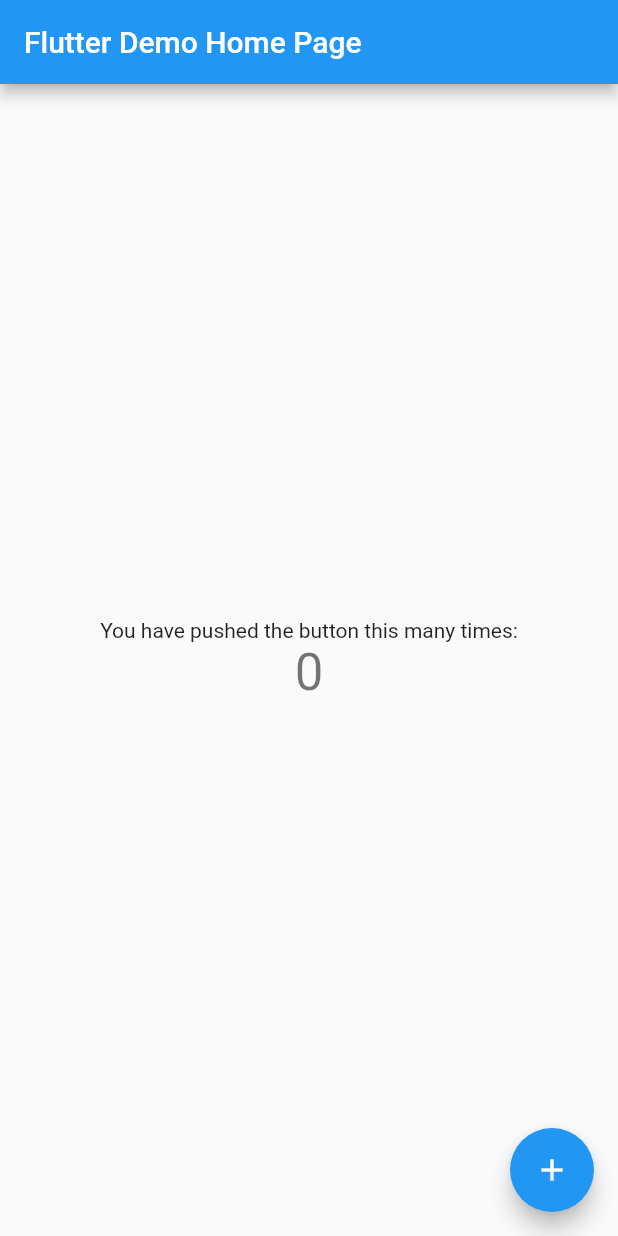
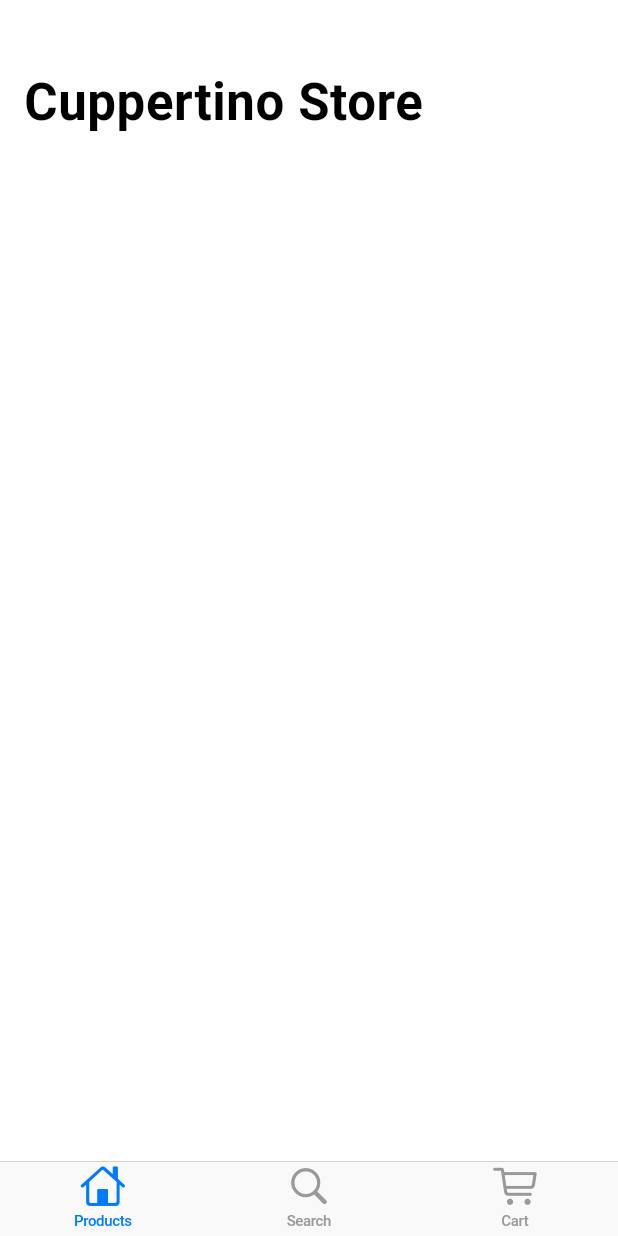
Before and after one commit to fiqriachmada/cupertino_store_app, a Flutter app: the screen it shows after launch, on a phone screen of 412 x 824 dp. Run offline on Flutter 3.47's test engine with Material 2 defaults, Android fonts, the phone set to English and light mode, and no system bars.

Commit message:
adding: new app

```diff
--- /dev/null
+++ b/lib/app.dart
@@ -0,0 +1,77 @@
+import 'package:cupertino_store_app/product_list_tab.dart';
+import 'package:cupertino_store_app/search_tab.dart';
+import 'package:cupertino_store_app/shopping_cart_tab.dart';
+import 'package:flutter/cupertino.dart';
+import 'package:flutter/services.dart';
+
+class CupertinoStoreApp extends StatelessWidget {
+  const CupertinoStoreApp({Key? key}) : super(key: key);
+
+  @override
+  Widget build(BuildContext context) {
+    SystemChrome.setPreferredOrientations(
+        [DeviceOrientation.portraitUp, DeviceOrientation.portraitDown]);
+
+    return const CupertinoApp(
+      theme: CupertinoThemeData(brightness: Brightness.light),
+      home: CupertinoStoreHomePage(),
+    );
+  }
+}
+
+class CupertinoStoreHomePage extends StatelessWidget {
+  const CupertinoStoreHomePage({Key? key}) : super(key: key);
+
+  @override
+  Widget build(BuildContext context) {
+    return CupertinoTabScaffold(
+      tabBar: CupertinoTabBar(items: const <BottomNavigationBarItem>[
+        BottomNavigationBarItem(
+          icon: Icon(CupertinoIcons.home),
+          label: 'Products',
+        ),
+        BottomNavigationBarItem(
+          icon: Icon(CupertinoIcons.search),
+          label: 'Search',
+        ),
+        BottomNavigationBarItem(
+          icon: Icon(CupertinoIcons.shopping_cart),
+          label: 'Cart',
+        ),
+      ]),
+      tabBuilder: (context, index) {
+        late final CupertinoTabView returnValue;
+        switch (index) {
+          case 0:
+            returnValue = CupertinoTabView(
+              builder: (context) {
+                return const CupertinoPageScaffold(
+                  child: ProductListTab(),
+                );
+              },
+            );
+            break;
+          case 1:
+            returnValue = CupertinoTabView(
+              builder: (context) {
+                return const CupertinoPageScaffold(
+                  child: SearchTab(),
+                );
+              },
+            );
+            break;
+          case 2:
+            returnValue = CupertinoTabView(
+              builder: (context) {
+                return const CupertinoPageScaffold(
+                  child: ShoppingCartTab(),
+                );
+              },
+            );
+            break;
+        }
+        return returnValue;
+      },
+    );
+  }
+}
--- a/lib/main.dart
+++ b/lib/main.dart
@@ -1,115 +1,14 @@
-import 'package:flutter/material.dart';
+import 'package:flutter/cupertino.dart';
+import 'package:cupertino_store_app/model/app_state_model.dart';
+
+import 'package:cupertino_store_app/app.dart';
+import 'package:provider/provider.dart';
 
 void main() {
-  runApp(const MyApp());
+  runApp(
+    ChangeNotifierProvider(
+      create: (_) => AppStateModel()..loadProducts(),
+      child: const CupertinoStoreApp(),
+    ),
+  );
 }
-
-class MyApp extends StatelessWidget {
-  const MyApp({Key? key}) : super(key: key);
-
-  // This widget is the root of your application.
-  @override
-  Widget build(BuildContext context) {
-    return MaterialApp(
-      title: 'Flutter Demo',
-      theme: ThemeData(
-        // This is the theme of your application.
-        //
-        // Try running your application with "flutter run". You'll see the
-        // application has a blue toolbar. Then, without quitting the app, try
-        // changing the primarySwatch below to Colors.green and then invoke
-        // "hot reload" (press "r" in the console where you ran "flutter run",
-        // or simply save your changes to "hot reload" in a Flutter IDE).
-        // Notice that the counter didn't reset back to zero; the application
-        // is not restarted.
-        primarySwatch: Colors.blue,
-      ),
-      home: const MyHomePage(title: 'Flutter Demo Home Page'),
-    );
-  }
-}
-
-class MyHomePage extends StatefulWidget {
-  const MyHomePage({Key? key, required this.title}) : super(key: key);
-
-  // This widget is the home page of your application. It is stateful, meaning
-  // that it has a State object (defined below) that contains fields that affect
-  // how it looks.
-
-  // This class is the configuration for the state. It holds the values (in this
-  // case the title) provided by the parent (in this case the App widget) and
-  // used by the build method of the State. Fields in a Widget subclass are
-  // always marked "final".
-
-  final String title;
-
-  @override
-  State<MyHomePage> createState() => _MyHomePageState();
-}
-
-class _MyHomePageState extends State<MyHomePage> {
-  int _counter = 0;
-
-  void _incrementCounter() {
-    setState(() {
-      // This call to setState tells the Flutter framework that something has
-      // changed in this State, which causes it to rerun the build method below
-      // so that the display can reflect the updated values. If we changed
-      // _counter without calling setState(), then the build method would not be
-      // called again, and so nothing would appear to happen.
-      _counter++;
-    });
-  }
-
-  @override
-  Widget build(BuildContext context) {
-    // This method is rerun every time setState is called, for instance as done
-    // by the _incrementCounter method above.
-    //
-    // The Flutter framework has been optimized to make rerunning build methods
-    // fast, so that you can just rebuild anything that needs updating rather
-    // than having to individually change instances of widgets.
-    return Scaffold(
-      appBar: AppBar(
-        // Here we take the value from the MyHomePage object that was created by
-        // the App.build method, and use it to set our appbar title.
-        title: Text(widget.title),
-      ),
-      body: Center(
-        // Center is a layout widget. It takes a single child and positions it
-        // in the middle of the parent.
-        child: Column(
-          // Column is also a layout widget. It takes a list of children and
-          // arranges them vertically. By default, it sizes itself to fit its
-          // children horizontally, and tries to be as tall as its parent.
-          //
-          // Invoke "debug painting" (press "p" in the console, choose the
-          // "Toggle Debug Paint" action from the Flutter Inspector in Android
-          // Studio, or the "Toggle Debug Paint" command in Visual Studio Code)
-          // to see the wireframe for each widget.
-          //
-          // Column has various properties to control how it sizes itself and
-          // how it positions its children. Here we use mainAxisAlignment to
-          // center the children vertically; the main axis here is the vertical
-          // axis because Columns are vertical (the cross axis would be
-          // horizontal).
-          mainAxisAlignment: MainAxisAlignment.center,
-          children: <Widget>[
-            const Text(
-              'You have pushed the button this many times:',
-            ),
-            Text(
-              '$_counter',
-              style: Theme.of(context).textTheme.headline4,
-            ),
-          ],
-        ),
-      ),
-      floatingActionButton: FloatingActionButton(
-        onPressed: _incrementCounter,
-        tooltip: 'Increment',
-        child: const Icon(Icons.add),
-      ), // This trailing comma makes auto-formatting nicer for build methods.
-    );
-  }
-}
--- /dev/null
+++ b/lib/model/product.dart
@@ -0,0 +1,30 @@
+enum Category {
+  all,
+  accessories,
+  clothing,
+  home,
+}
+
+class Product {
+  const Product({
+    required this.id,
+    required this.isFeatured,
+    required this.category,
+    required this.name,
+    required this.price,
+  });
+  final Category category;
+  final int id;
+  final bool isFeatured;
+  final String name;
+  final int price;
+
+  String get assetName => '$id-0jpg';
+  String get assetPackage => 'shrine_images';
+
+  @override
+  String toString() {
+    // TODO: implement toString
+    return '$name (id=$id)';
+  }
+}
--- /dev/null
+++ b/lib/model/product_repository.dart
@@ -0,0 +1,37 @@
+import 'package:cupertino_store_app/model/product.dart';
+
+class ProductRepository {
+  static const _allProducts = <Product>[
+    Product(
+      id: 0,
+      isFeatured: true,
+      category: Category.accessories,
+      name: 'Vagabond sack',
+      price: 120,
+    ),
+    Product(
+      id: 9,
+      isFeatured: true,
+      category: Category.home,
+      name: 'Gilt desk trio',
+      price: 58,
+    ),
+    Product(
+      id: 33,
+      isFeatured: true,
+      category: Category.clothing,
+      name: 'Cerise scallop tee',
+      price: 42,
+    ),
+  ];
+
+  static List<Product> loadProducts(Category category) {
+    if (category == Category.all) {
+      return _allProducts;
+    } else {
+      return _allProducts
+          .where((product) => product.category == category)
+          .toList();
+    }
+  }
+}
--- /dev/null
+++ b/lib/product_list_tab.dart
@@ -0,0 +1,25 @@
+import 'package:cupertino_store_app/model/app_state_model.dart';
+import 'package:flutter/cupertino.dart';
+import 'package:flutter/material.dart';
+import 'package:flutter/src/foundation/key.dart';
+import 'package:flutter/src/widgets/framework.dart';
+import 'package:provider/provider.dart';
+
+class ProductListTab extends StatelessWidget {
+  const ProductListTab({Key? key}) : super(key: key);
+
+  @override
+  Widget build(BuildContext context) {
+    return Consumer<AppStateModel>(
+      builder: (context, model, child) {
+        return const CustomScrollView(
+          slivers: <Widget>[
+            CupertinoSliverNavigationBar(
+              largeTitle: Text('Cuppertino Store'),
+            ),
+          ],
+        );
+      },
+    );
+  }
+}
```
Also changed, not shown: lib/model/app_state_model.dart (added, +124 -0 lines), lib/product_row_item.dart (added, +9 -0 lines), lib/search_tab.dart (added, +24 -0 lines), lib/shopping_cart_tab.dart (added, +30 -0 lines), lib/style/style.dart (added, +16 -0 lines), pubspec.yaml (+44 -7 lines), pubspec.lock.
